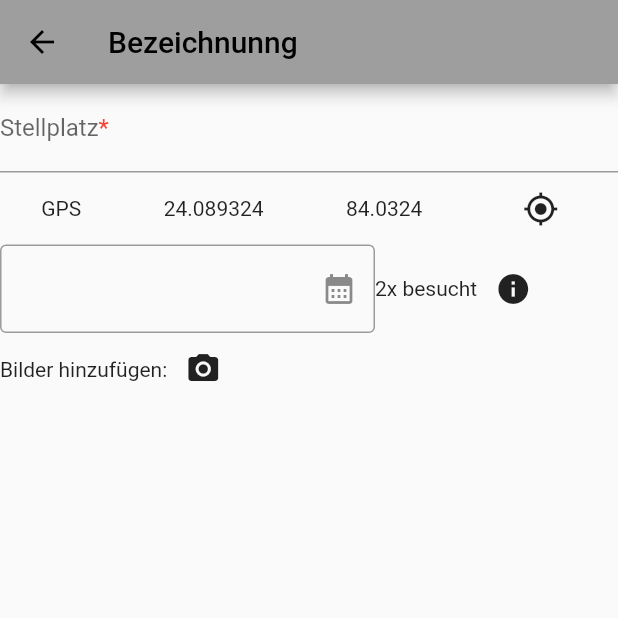
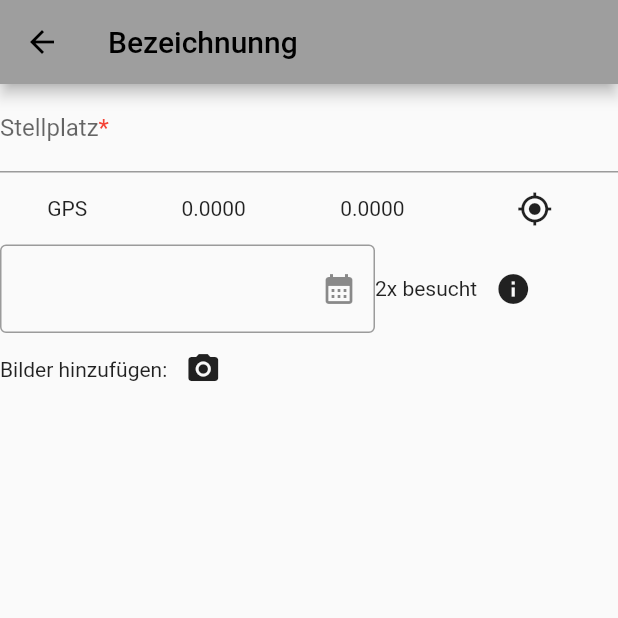
Before and after one commit to phongngy/womoapp, a Flutter app: the screen it shows after launch, after a tap on "Stellplatz eintragen", on a phone screen of 412 x 824 dp, the top half of it. Run offline on Flutter 3.47's test engine with Material 2 defaults, Android fonts, the phone set to English and light mode, and no system bars; drawn by our look-alikes of carousel_slider; our stand-ins replace geolocator, get_it, image_picker.

Commit message:
GPS Feature (Standort) implementiert

```diff
--- a/lib/Screen/stellplatz.dart
+++ b/lib/Screen/stellplatz.dart
@@ -1,6 +1,7 @@
 import 'dart:io';
 
 import 'package:flutter/material.dart';
+import 'package:geolocator/geolocator.dart';
 import 'package:image_picker/image_picker.dart';
 import 'package:womoapp/Widget/grundausstattung.dart';
 import 'package:womoapp/Widget/textlabel.dart';
@@ -48,10 +49,17 @@ class _StellplatzState extends State<Stellplatz> {
                     mainAxisAlignment: MainAxisAlignment.spaceAround,
                     children: [
                       const Text("GPS"),
-                      Text((24.089324).toString()),
-                      Text((84.0324).toString()),
+                      Text(_latitude.toStringAsFixed(4)),
+                      Text(_longitude.toStringAsFixed(4)),
                       IconButton(
-                        onPressed: () {},
+                        onPressed: () async {
+                          var tmp = await Geolocator.getCurrentPosition(
+                              desiredAccuracy: LocationAccuracy.high);
+                          setState(() {
+                            _latitude = tmp.latitude;
+                            _longitude = tmp.longitude;
+                          });
+                        },
                         icon: const Icon(Icons.gps_fixed),
                       ),
                     ]),
--- a/lib/main.dart
+++ b/lib/main.dart
@@ -1,10 +1,24 @@
 import 'package:flutter/material.dart';
+import 'package:geolocator/geolocator.dart';
 import 'package:womoapp/Screen/homepage.dart';
 import 'package:womoapp/injector.dart' as injector;
 
-main() {
+main() async {
   WidgetsFlutterBinding.ensureInitialized();
   injector.init();
+  var permission = await Geolocator.checkPermission();
+  if (permission == LocationPermission.denied) {
+    permission = await Geolocator.requestPermission();
+    if (permission == LocationPermission.denied) {
+      return Future.error('Location permissions are denied');
+    }
+  }
+
+  if (permission == LocationPermission.deniedForever) {
+    return Future.error(
+        'Location permissions are permanently denied, we cannot request permissions.');
+  }
+
   runApp(const MyApp());
 }
 
--- a/pubspec.yaml
+++ b/pubspec.yaml
@@ -33,6 +33,7 @@ dependencies:
     sdk: flutter
   carousel_slider: ^4.2.1
   image_picker: ^0.8.7+5
+  geolocator: ^9.0.2
 
 
   # The following adds the Cupertino Icons font to your application.
```
Also changed, not shown: pubspec.lock, 4 other files.
